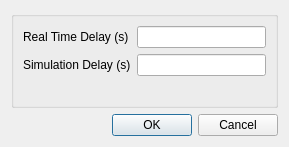
Qt form veegs/optionsDialog.ui (Xiul109/VEEGS) before a commit.
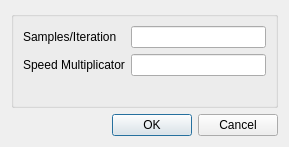
The same form after that commit.

Commit message: Solved a bug that showed incorrect times when the simulation run enough. Also change the way simulation options are, so now they are more intuitive. With all the recent changes plus this one, the version of this app now is 0.3.0.

Patch:
```diff
--- a/veegs/optionsDialog.ui
+++ b/veegs/optionsDialog.ui
@@ -38,14 +38,14 @@
       <item row="0" column="0">
        <widget class="QLabel" name="label">
         <property name="text">
-         <string>Real Time Delay (s)</string>
+         <string>Samples/Iteration</string>
         </property>
        </widget>
       </item>
       <item row="1" column="0">
        <widget class="QLabel" name="label_2">
         <property name="text">
-         <string>Simulation Delay (s)</string>
+         <string>Speed Multiplicator</string>
         </property>
        </widget>
       </item>
```
Left out of the diff: 15 changed lines with no effect on the pictures. The commit also changes 4 other files.
